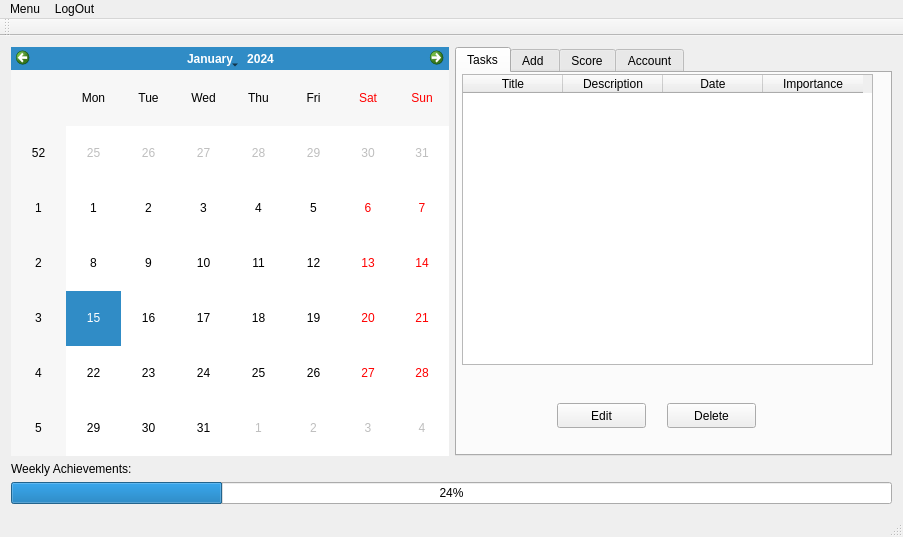
sabrine-gamdou/PersonalPlanner, file PersonalPlanner/mainwindow.ui: the form before one commit.
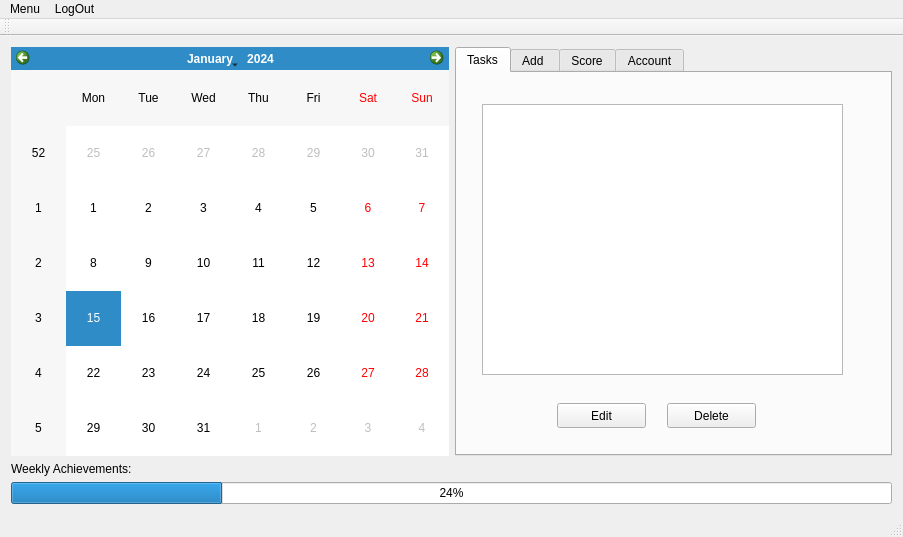
The form after the commit. The open tabs and pages were chosen to show the change.

Commit message: - tried displaying tasks on GUI - can't find taskModel - need to fix somehow

Diff of the .ui file:
```diff
--- a/PersonalPlanner/mainwindow.ui
+++ b/PersonalPlanner/mainwindow.ui
@@ -44,36 +44,6 @@
          <attribute name="title">
           <string>Tasks</string>
          </attribute>
-         <widget class="QTableWidget" name="tableWidget_2">
-          <property name="geometry">
-           <rect>
-            <x>5</x>
-            <y>1</y>
-            <width>411</width>
-            <height>291</height>
-           </rect>
-          </property>
-          <column>
-           <property name="text">
-            <string>Title</string>
-           </property>
-          </column>
-          <column>
-           <property name="text">
-            <string>Description</string>
-           </property>
-          </column>
-          <column>
-           <property name="text">
-            <string>Date</string>
-           </property>
-          </column>
-          <column>
-           <property name="text">
-            <string>Importance</string>
-           </property>
-          </column>
-         </widget>
          <widget class="QPushButton" name="editBtn">
           <property name="geometry">
            <rect>
@@ -100,6 +70,16 @@
            <string>Delete</string>
           </property>
          </widget>
+         <widget class="QTableView" name="taskView">
+          <property name="geometry">
+           <rect>
+            <x>25</x>
+            <y>31</y>
+            <width>361</width>
+            <height>271</height>
+           </rect>
+          </property>
+         </widget>
         </widget>
         <widget class="QWidget" name="addTab">
          <attribute name="title">
```
Left out of the diff: 2 changed lines with no effect on the pictures. The commit also changes 19 other files.
